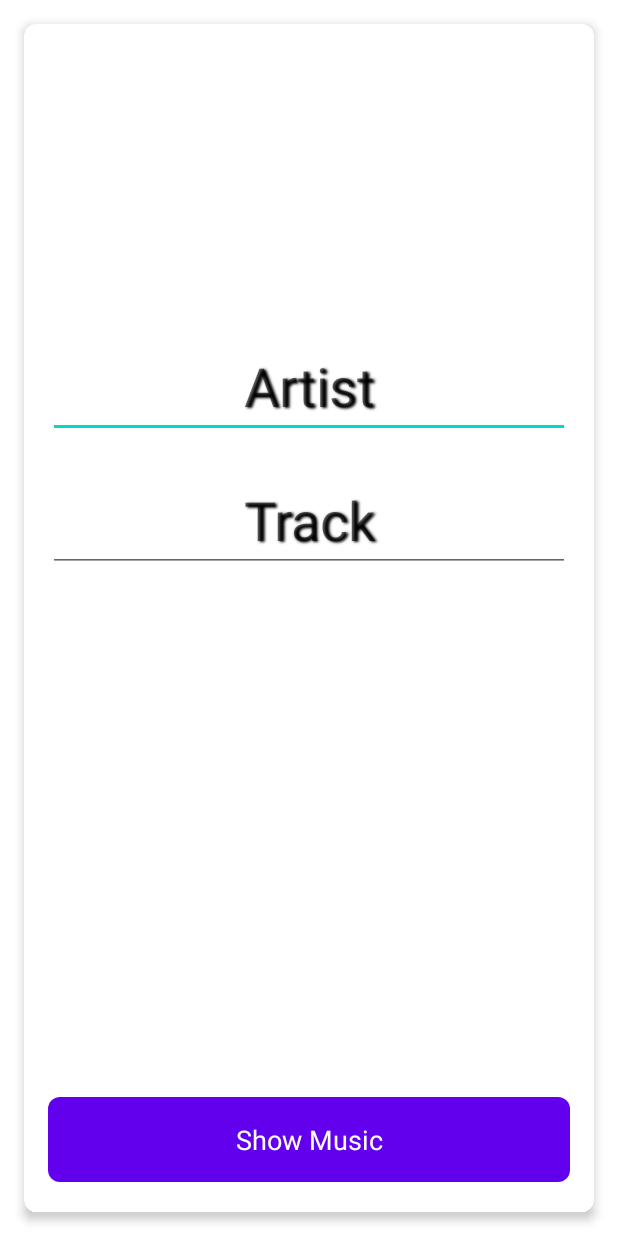
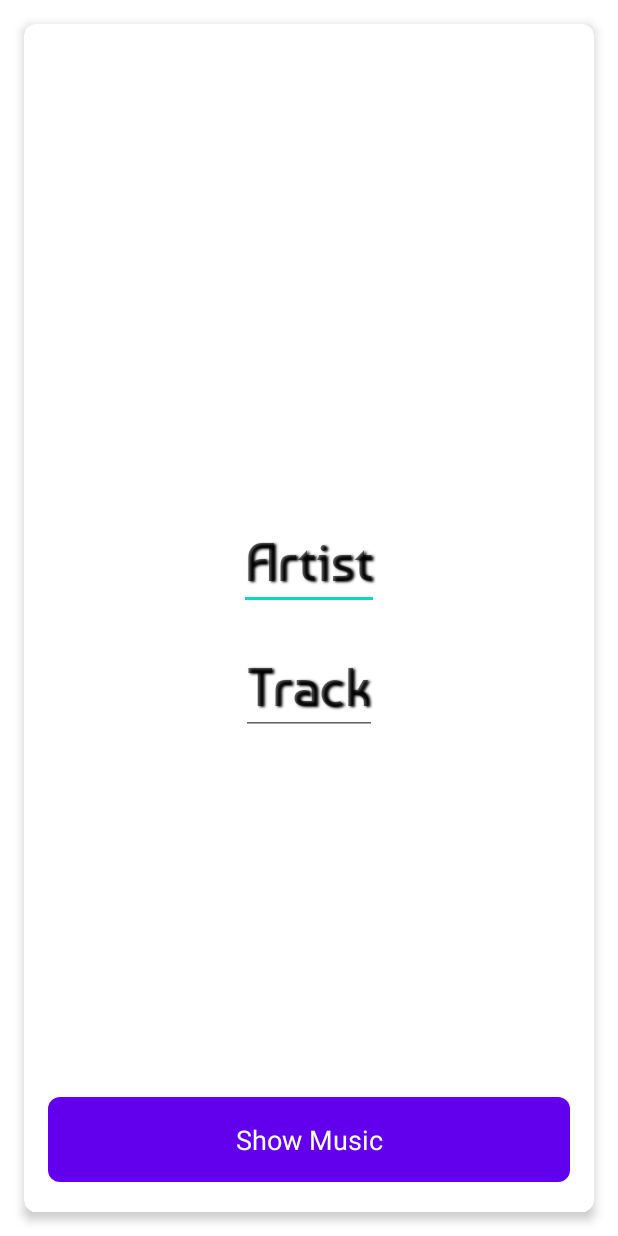
Before and after one commit to ajbrindle/MusicViewer, an Android app: the layout activity_main.xml on its own in the app's theme, with its tools: preview values and no code run, on a phone screen of 412 x 824 dp. Run offline under Robolectric (Android 15) with nearby library versions, the phone set to English and light mode, and no system bars; network calls fail.

Commit message:
New font and revised search

```diff
--- a/app/src/main/java/com/sk7software/musicviewer/network/NetworkRequest.java
+++ b/app/src/main/java/com/sk7software/musicviewer/network/NetworkRequest.java
@@ -201,7 +201,7 @@ public class NetworkRequest {
         Log.d(TAG, "Finding random image");
         try {
             JsonObjectRequest jsObjRequest = new JsonObjectRequest
-                    (Request.Method.GET, IMAGE_URL + "&q=" + URLEncoder.encode(title + " " + artist, "UTF-8"),
+                    (Request.Method.GET, IMAGE_URL + "&q=" + URLEncoder.encode(title + " " + artist + " -sheet", "UTF-8"),
                             null,
                             new Response.Listener<JSONObject>() {
                                 @Override
--- a/app/src/main/res/layout/activity_main.xml
+++ b/app/src/main/res/layout/activity_main.xml
@@ -41,14 +41,13 @@
 
             <LinearLayout
                 android:layout_width="match_parent"
-                android:layout_height="wrap_content"
-                android:layout_alignParentTop="true"
-                android:layout_marginTop="100dp"
+                android:layout_height="match_parent"
+                android:gravity="center"
                 android:orientation="vertical">
 
                 <EditText
                     android:id="@+id/txtArtist"
-                    android:layout_width="match_parent"
+                    android:layout_width="wrap_content"
                     android:layout_height="wrap_content"
                     android:hint="Artist"
                     android:textAlignment="center"
@@ -57,11 +56,13 @@
                     android:shadowDy="1.3"
                     android:shadowRadius="1.6"
                     android:inputType="textNoSuggestions"
-                    android:textSize="36sp"/>
+                    android:layout_gravity="center"
+                    android:textSize="36sp"
+                    android:fontFamily="@font/baumans"/>
 
                 <EditText
                     android:id="@+id/txtTrack"
-                    android:layout_width="match_parent"
+                    android:layout_width="wrap_content"
                     android:layout_height="wrap_content"
                     android:textColor="@color/black"
                     android:textAlignment="center"
@@ -71,8 +72,10 @@
                     android:shadowRadius="1.6"
                     android:hint="Track"
                     android:layout_marginTop="20dp"
+                    android:layout_gravity="center"
                     android:inputType="textNoSuggestions"
-                    android:textSize="36sp"/>
+                    android:textSize="36sp"
+                    android:fontFamily="@font/baumans"/>
             </LinearLayout>
 
         </RelativeLayout>
```
Also changed, not shown: app/src/main/java/com/sk7software/musicviewer/list/MusicListActivity.java (+9 -2 lines), app/src/main/res/font/baumans.ttf (added).
